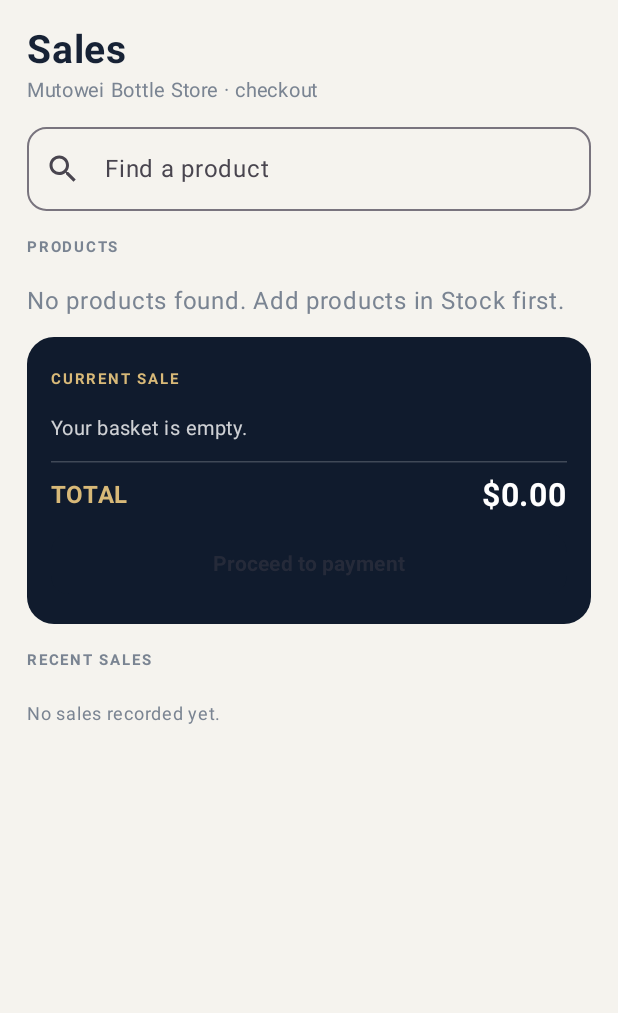
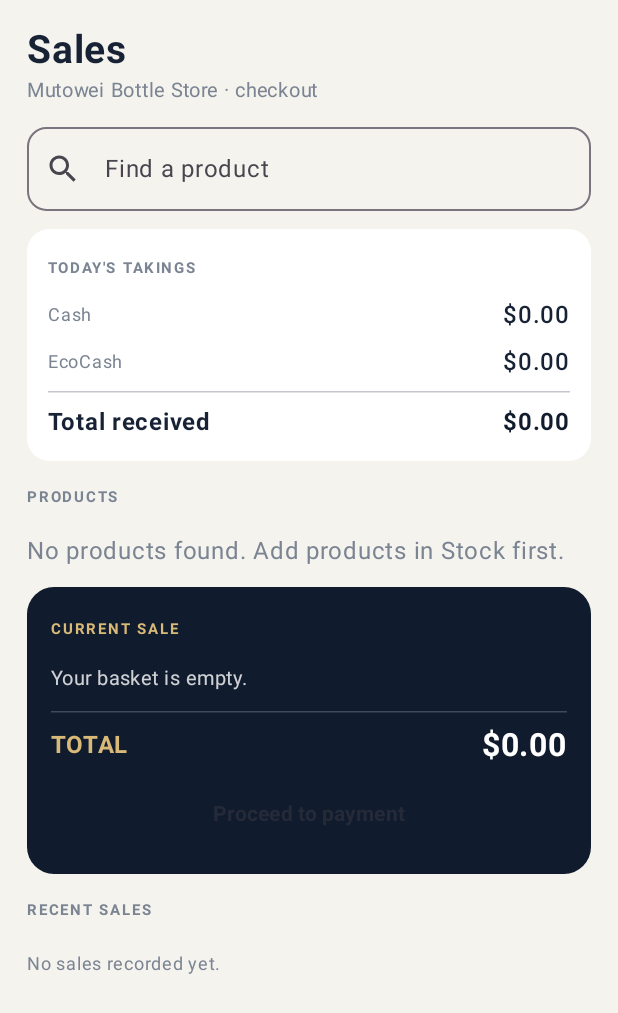
Before and after one commit to icetrextrades-pixel/Inventory-Tracker, an Android app built with Jetpack Compose: the composable SalesScreen shown on its own in the app's theme, on a phone screen of 412 x 824 dp. Shown: the top 1013 px of the screen. Run offline under Robolectric (Android 15) with nearby library versions, the phone set to English and light mode, and no system bars; our stand-ins replace Room's generated code; network calls fail.

Commit message:
Add daily cash and EcoCash takings summary

```diff
--- a/android/app/src/main/java/zw/co/mutowei/app/SalesScreen.kt
+++ b/android/app/src/main/java/zw/co/mutowei/app/SalesScreen.kt
@@ -25,6 +25,9 @@ import java.text.SimpleDateFormat
 import java.util.Date
 import java.util.Locale
 import java.util.UUID
+import java.time.LocalDate
+import java.time.ZoneId
+import zw.co.mutowei.app.data.BizzyAuditCatalogue
 
 private val SalesInk = Color(0xFF172235)
 private val SalesMuted = Color(0xFF7A8492)
@@ -39,6 +42,11 @@ fun SalesScreen(shop: Shop, padding: PaddingValues) {
     val products by dao.observeProducts(shop.id).collectAsState(initial = emptyList())
     val sales by dao.observeSales(shop.id).collectAsState(initial = emptyList())
     val scope = rememberCoroutineScope()
+    LaunchedEffect(shop) { if (shop == Shop.BIZZY) BizzyAuditCatalogue.seed(dao) }
+    val todayStart = remember { LocalDate.now().atStartOfDay(ZoneId.systemDefault()).toInstant().toEpochMilli() }
+    val todaySales = sales.filter { it.createdAt >= todayStart }
+    val cashToday = todaySales.filter { it.paymentMethod == "CASH" }.sumOf { it.totalMinor }
+    val ecoCashToday = todaySales.filter { it.paymentMethod == "ECOCASH" }.sumOf { it.totalMinor }
     var search by remember(shop.id) { mutableStateOf("") }
     var cart by remember(shop.id) { mutableStateOf<Map<String, Int>>(emptyMap()) }
     var payment by remember { mutableStateOf("CASH") }
@@ -57,6 +65,23 @@ fun SalesScreen(shop: Shop, padding: PaddingValues) {
         item {
             OutlinedTextField(search, { search = it }, modifier = Modifier.fillMaxWidth(), singleLine = true,
                 placeholder = { Text("Find a product") }, leadingIcon = { Icon(Icons.Default.Search, null) }, shape = RoundedCornerShape(13.dp))
+        }
+        item {
+            Surface(color = Color.White, shape = RoundedCornerShape(15.dp), modifier = Modifier.fillMaxWidth()) {
+                Column(Modifier.padding(14.dp), verticalArrangement = Arrangement.spacedBy(7.dp)) {
+                    Text("TODAY'S TAKINGS", fontSize = 10.sp, fontWeight = FontWeight.Bold, color = SalesMuted, letterSpacing = 1.1.sp)
+                    Row(Modifier.fillMaxWidth(), horizontalArrangement = Arrangement.SpaceBetween) {
+                        Text("Cash", color = SalesMuted, fontSize = 12.sp); Text(money(cashToday), fontWeight = FontWeight.SemiBold, color = SalesInk)
+                    }
+                    Row(Modifier.fillMaxWidth(), horizontalArrangement = Arrangement.SpaceBetween) {
+                        Text("EcoCash", color = SalesMuted, fontSize = 12.sp); Text(money(ecoCashToday), fontWeight = FontWeight.SemiBold, color = SalesInk)
+                    }
+                    HorizontalDivider()
+                    Row(Modifier.fillMaxWidth(), horizontalArrangement = Arrangement.SpaceBetween) {
+                        Text("Total received", fontWeight = FontWeight.Bold, color = SalesInk); Text(money(cashToday + ecoCashToday), fontWeight = FontWeight.Bold, color = SalesNavy)
+                    }
+                }
+            }
         }
         item { Text("PRODUCTS", fontSize = 10.sp, fontWeight = FontWeight.Bold, color = SalesMuted, letterSpacing = 1.2.sp) }
         if (filtered.isEmpty()) item { Text("No products found. Add products in Stock first.", color = SalesMuted) }
```
